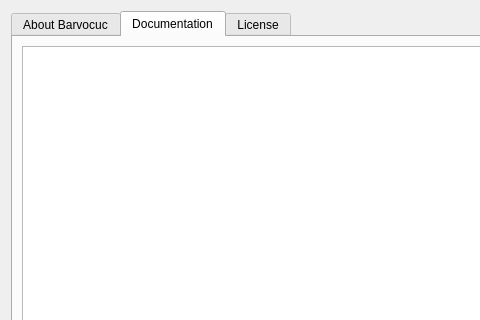
This is barvocuc/ui/about.ui in encukou/barvocuc as Qt 5 draws it before an edit; both pictures show x 0 to 480 and y 0 to 320 of the 806 by 515 pixel window. The edited form follows.
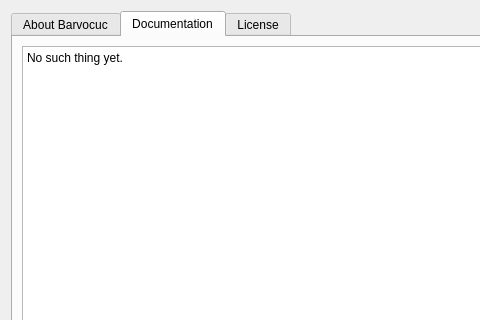
This is the edited form. The open tabs and pages were chosen to show the change.

Commit message: Add a note about missing docs

What changed in the file:
```diff
--- a/barvocuc/ui/about.ui
+++ b/barvocuc/ui/about.ui
@@ -119,7 +119,15 @@
       </attribute>
       <layout class="QVBoxLayout" name="verticalLayout_4">
        <item>
-        <widget class="QTextBrowser" name="textDocumentation"/>
+        <widget class="QTextBrowser" name="textDocumentation">
+         <property name="html">
+          <string>&lt;!DOCTYPE HTML PUBLIC &quot;-//W3C//DTD HTML 4.0//EN&quot; &quot;http://www.w3.org/TR/REC-html40/strict.dtd&quot;&gt;
+&lt;html&gt;&lt;head&gt;&lt;meta name=&quot;qrichtext&quot; content=&quot;1&quot; /&gt;&lt;style type=&quot;text/css&quot;&gt;
+p, li { white-space: pre-wrap; }
+&lt;/style&gt;&lt;/head&gt;&lt;body style=&quot; font-family:'Sans Serif'; font-size:9pt; font-weight:400; font-style:normal;&quot;&gt;
+&lt;p style=&quot; margin-top:0px; margin-bottom:0px; margin-left:0px; margin-right:0px; -qt-block-indent:0; text-indent:0px;&quot;&gt;No such thing yet.&lt;/p&gt;&lt;/body&gt;&lt;/html&gt;</string>
+         </property>
+        </widget>
        </item>
       </layout>
      </widget>
```
Left out of the diff: 2 changed lines with no effect on the pictures. The commit also changes 2 other files.
